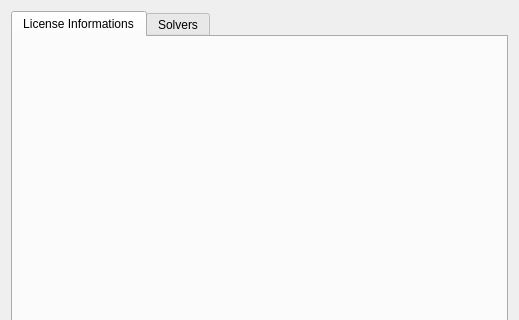
Before: the Qt Designer form src/support/aboutgamsdialog.ui in GAMS-dev/studio, drawn with Qt 5; both pictures show x 0 to 519 and y 0 to 320 of the 519 by 487 pixel window.
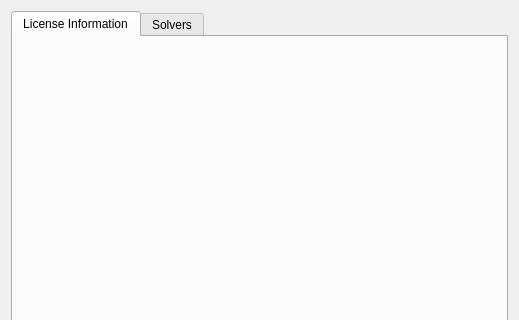
After: the same form once the commit is applied. Icons and pictures are not drawn.

Commit message: fixed wrong grammar in license info tab

Patch:
```diff
--- a/src/support/aboutgamsdialog.ui
+++ b/src/support/aboutgamsdialog.ui
@@ -30,7 +30,7 @@
      </property>
      <widget class="QWidget" name="LicenseInfo">
       <attribute name="title">
-       <string>License Informations</string>
+       <string>License Information</string>
       </attribute>
       <layout class="QVBoxLayout" name="verticalLayout">
        <item>
```
